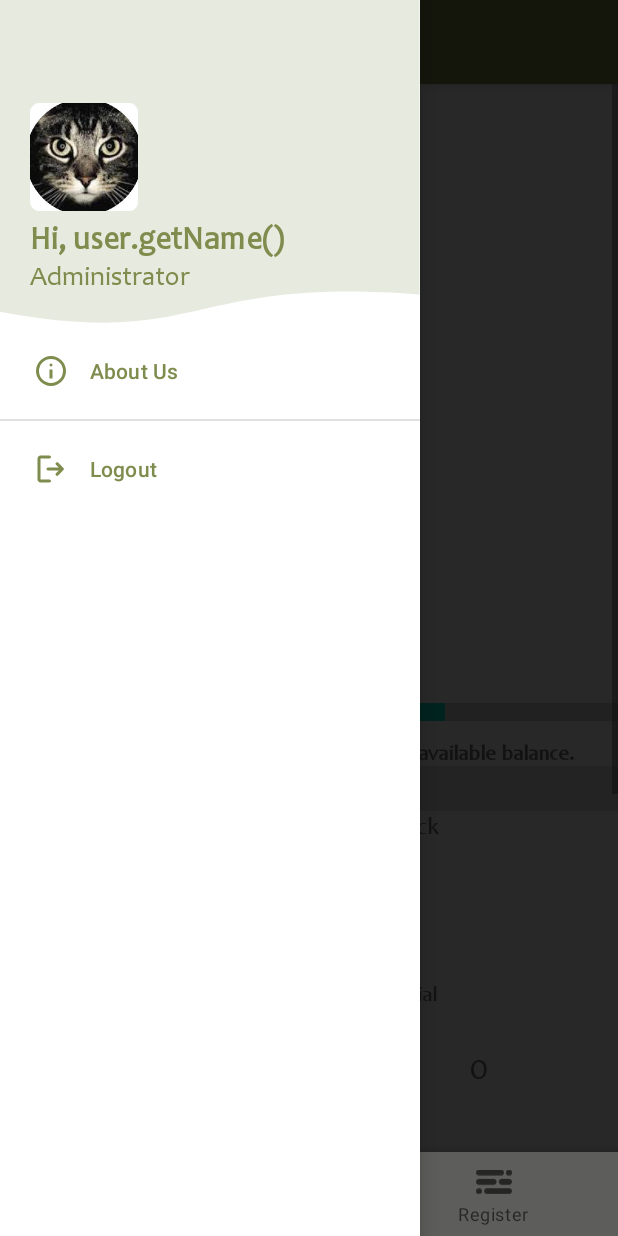
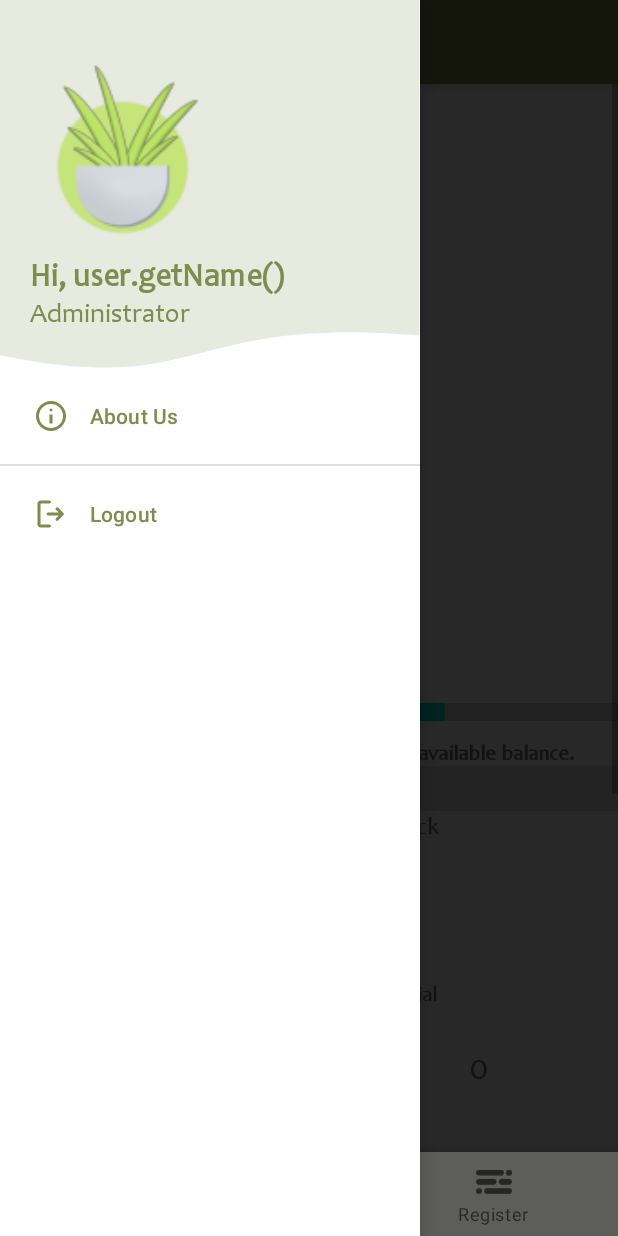
Before and after one commit to bill-chamal/ProjectGreen, an Android app: the fragment UserViewScreen placed in its activity, with the side drawer open, on a phone screen of 412 x 824 dp. Run offline under Robolectric (Android 15) with nearby library versions, the phone set to English and light mode, and no system bars; our stand-ins replace Firebase (no records; nobody signed in at launch, a user with empty details on screens opened directly); libraries missing offline, so code that uses them is left out: com.daimajia.androidanimations, com.daimajia.easing, com.github.mikephil.charting; plain views replace PieChart; 41 statements that could not run were skipped.

Commit message:
profile_pic_plant
vm changed
profile picture changed

```diff
--- a/ProjectGreen/app/src/main/res/layout/nav_user_header.xml
+++ b/ProjectGreen/app/src/main/res/layout/nav_user_header.xml
@@ -1,7 +1,7 @@
 <?xml version="1.0" encoding="utf-8"?>
 <LinearLayout xmlns:android="http://schemas.android.com/apk/res/android"
     android:layout_width="match_parent"
-    android:layout_height="215dp"
+    android:layout_height="245dp"
     android:background="@drawable/dialog_backimg"
     android:gravity="bottom"
     android:orientation="vertical"
@@ -9,11 +9,12 @@
     android:theme="@style/ThemeOverlay.AppCompat.Dark">
 
     <ImageView
+        android:layout_width="130dp"
+        android:layout_height="130dp"
+        android:layout_marginBottom="5dp"
         android:fitsSystemWindows="true"
-        android:layout_width="wrap_content"
-        android:layout_height="wrap_content"
-        android:layout_marginBottom="5dp"
-        android:src="@mipmap/ic_profile_round" />
+        android:scaleType="fitStart"
+        android:src="@mipmap/ic_profile_plant" />
 
     <TextView
         android:id="@+id/lblSlideMenuName"
@@ -31,7 +32,7 @@
         android:layout_width="wrap_content"
         android:layout_height="wrap_content"
         android:fontFamily="@font/candara"
-
+        android:layout_marginBottom="5dp"
         android:text="Administrator"
         android:textColor="@color/font_dark_green"
         android:textSize="18sp" />
--- /dev/null
+++ b/ProjectGreen/app/src/main/res/mipmap-anydpi-v26/ic_profile_plant.xml
@@ -0,0 +1,5 @@
+<?xml version="1.0" encoding="utf-8"?>
+<adaptive-icon xmlns:android="http://schemas.android.com/apk/res/android">
+    <background android:drawable="@color/ic_profile_plant_background"/>
+    <foreground android:drawable="@mipmap/ic_profile_plant_foreground"/>
+</adaptive-icon>
--- /dev/null
+++ b/ProjectGreen/app/src/main/res/mipmap-anydpi-v26/ic_profile_plant_round.xml
@@ -0,0 +1,5 @@
+<?xml version="1.0" encoding="utf-8"?>
+<adaptive-icon xmlns:android="http://schemas.android.com/apk/res/android">
+    <background android:drawable="@color/ic_profile_plant_background"/>
+    <foreground android:drawable="@mipmap/ic_profile_plant_foreground"/>
+</adaptive-icon>
--- /dev/null
+++ b/ProjectGreen/app/src/main/res/values/ic_profile_plant_background.xml
@@ -0,0 +1,4 @@
+<?xml version="1.0" encoding="utf-8"?>
+<resources>
+    <color name="ic_profile_plant_background">#E7EADE</color>
+</resources>
```
Also changed, not shown: ProjectGreen/app/src/main/ic_profile_plant-playstore.png (added), ProjectGreen/app/src/main/res/mipmap-hdpi/ic_profile_plant.png (added), ProjectGreen/app/src/main/res/mipmap-hdpi/ic_profile_plant_foreground.png (added), ProjectGreen/app/src/main/res/mipmap-hdpi/ic_profile_plant_round.png (added), ProjectGreen/app/src/main/res/mipmap-mdpi/ic_profile_plant.png (added), ProjectGreen/app/src/main/res/mipmap-mdpi/ic_profile_plant_foreground.png (added), ProjectGreen/app/src/main/res/mipmap-mdpi/ic_profile_plant_round.png (added), ProjectGreen/app/src/main/res/mipmap-xhdpi/ic_profile_plant.png (added), ProjectGreen/app/src/main/res/mipmap-xhdpi/ic_profile_plant_foreground.png (added), ProjectGreen/app/src/main/res/mipmap-xhdpi/ic_profile_plant_round.png (added), ProjectGreen/app/src/main/res/mipmap-xxhdpi/ic_profile_plant.png (added), ProjectGreen/app/src/main/res/mipmap-xxhdpi/ic_profile_plant_foreground.png (added), ProjectGreen/app/src/main/res/mipmap-xxhdpi/ic_profile_plant_round.png (added), ProjectGreen/app/src/main/res/mipmap-xxxhdpi/ic_profile_plant.png (added), 2 more files.
